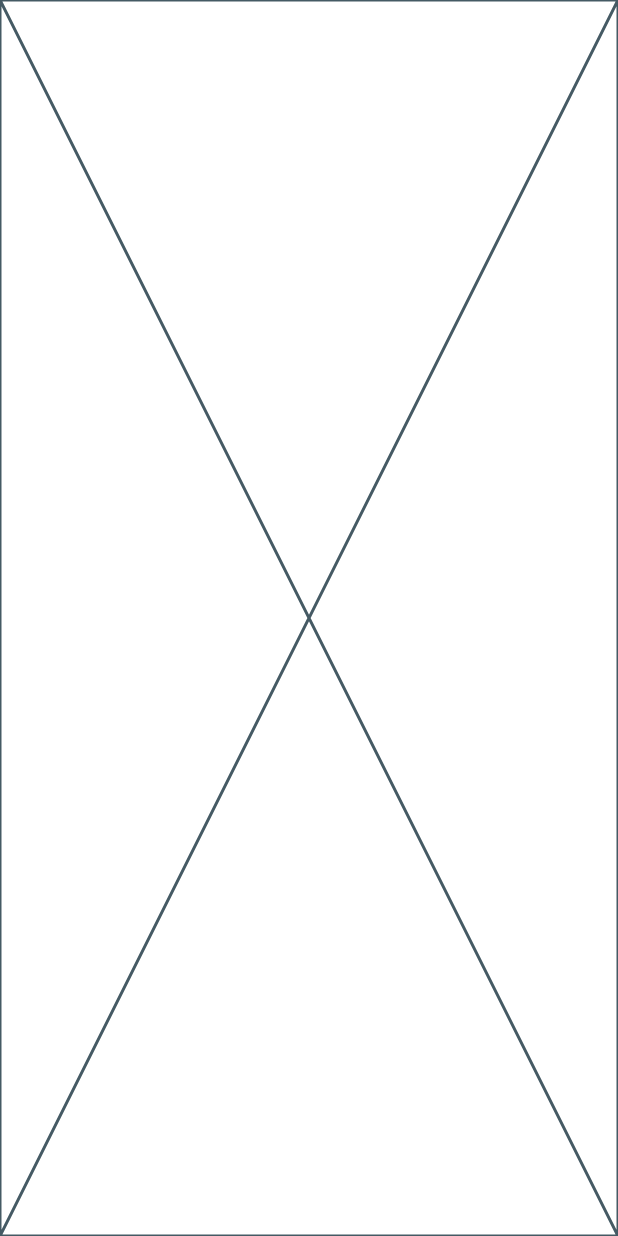
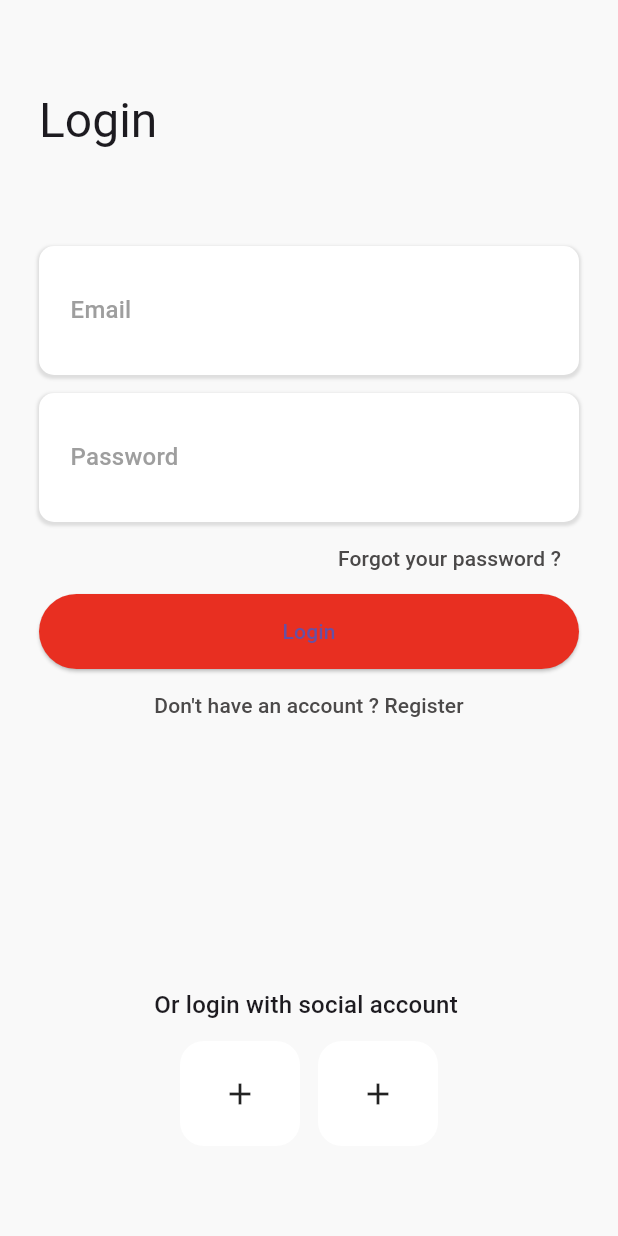
Before and after one commit to Ahmed-Hemdan/new_e_commerce_app_with_clean_arch, a Flutter app: the screen it shows after launch, on a phone screen of 412 x 824 dp. Run offline on Flutter 3.47's test engine with Material 3 defaults, Android fonts, the phone set to English and light mode, and no system bars.

Commit message:
login and register ui

```diff
--- a/lib/main.dart
+++ b/lib/main.dart
@@ -1,5 +1,6 @@
 import 'package:flutter/material.dart';
-import 'package:new_e_commerce_app/view/pages/splashScreen.dart';
+import 'package:new_e_commerce_app/utilities/router.dart';
+import 'package:new_e_commerce_app/utilities/routes.dart';
 
 void main() {
   runApp(const MyApp());
@@ -11,9 +12,38 @@ class MyApp extends StatelessWidget {
   // This widget is the root of your application.
   @override
   Widget build(BuildContext context) {
-    return const MaterialApp(
+    return MaterialApp(
       title: 'Flutter Demo',
-      home:  SplashScreen(),
+      theme: ThemeData(
+        scaffoldBackgroundColor: const Color(0xfff9f9f9),
+        primaryColor: const Color.fromARGB(255, 232, 47, 33),
+        inputDecorationTheme: InputDecorationTheme(
+          fillColor: Colors.white,
+          filled: true,
+          border: const OutlineInputBorder(),
+          labelStyle: Theme.of(context).textTheme.titleMedium,
+          focusedBorder: OutlineInputBorder(
+            borderRadius: BorderRadius.circular(5),
+            borderSide: const BorderSide(
+              color: Colors.white,
+            ),
+          ),
+          enabledBorder: OutlineInputBorder(
+            borderRadius: BorderRadius.circular(5),
+            borderSide: const BorderSide(
+              color: Colors.white,
+            ),
+          ),
+          disabledBorder: OutlineInputBorder(
+            borderRadius: BorderRadius.circular(5),
+            borderSide: const BorderSide(
+              color: Colors.white,
+            ),
+          ),
+        ),
+      ),
+      onGenerateRoute: onGenerate,
+      initialRoute: AppRoutes.loginPage,
     );
   }
 }
--- /dev/null
+++ b/lib/utilities/router.dart
@@ -0,0 +1,22 @@
+import 'package:flutter/material.dart';
+import 'package:new_e_commerce_app/utilities/routes.dart';
+import 'package:new_e_commerce_app/view/pages/Landing_page.dart';
+import 'package:new_e_commerce_app/view/pages/Login_page.dart';
+import 'package:new_e_commerce_app/view/pages/Register_page.dart';
+
+Route<dynamic> onGenerate(RouteSettings settings) {
+  switch (settings.name) {
+    case AppRoutes.loginPage:
+      return MaterialPageRoute(
+        builder: (context) => const LoginScreen(),
+      );
+      case AppRoutes.registerPage: return MaterialPageRoute(
+        builder: (context) => const RegisterScreen(),
+      );
+    case AppRoutes.landingPage:
+    default:
+      return MaterialPageRoute(
+        builder: (context) => const LandingPage(),
+      );
+  }
+}
--- /dev/null
+++ b/lib/utilities/routes.dart
@@ -0,0 +1,5 @@
+class AppRoutes {
+  static const landingPage = '/';
+  static const loginPage   = '/login';
+  static const registerPage = '/register';
+}
--- /dev/null
+++ b/lib/view/pages/Login_page.dart
@@ -0,0 +1,117 @@
+import 'package:flutter/material.dart';
+import 'package:new_e_commerce_app/utilities/routes.dart';
+import 'package:new_e_commerce_app/view/widgets/main_button.dart';
+import 'package:new_e_commerce_app/view/widgets/main_text_form_field.dart';
+
+class LoginScreen extends StatefulWidget {
+  const LoginScreen({super.key});
+
+  @override
+  State<LoginScreen> createState() => _LoginScreenState();
+}
+
+class _LoginScreenState extends State<LoginScreen> {
+  final _emailController = TextEditingController();
+  final _passwordController = TextEditingController();
+  final _formKey = GlobalKey<FormState>();
+  @override
+  Widget build(BuildContext context) {
+    return Scaffold(
+      body: SafeArea(
+        child: Padding(
+          padding: const EdgeInsets.symmetric(vertical: 60.0, horizontal: 26.0),
+          child: Form(
+            key: _formKey,
+            child: Column(
+              crossAxisAlignment: CrossAxisAlignment.start,
+              children: [
+                Text(
+                  "Login",
+                  style: Theme.of(context).textTheme.headlineLarge,
+                ),
+                const SizedBox(
+                  height: 64,
+                ),
+                MainTextFormField(
+                  controller: _emailController,
+                  text: "Email",
+                ),
+                const SizedBox(
+                  height: 12,
+                ),
+                MainTextFormField(
+                  controller: _passwordController,
+                  text: "Password",
+                ),
+                Align(
+                  alignment: Alignment.topRight,
+                  child: TextButton(
+                    onPressed: () {},
+                    child: const Text(
+                      "Forgot your password ?",
+                      style: TextStyle(
+                        color: Color.fromARGB(255, 75, 73, 73),
+                      ),
+                    ),
+                  ),
+                ),
+                MainButton(text: "Login", onPressed: () {}),
+                Align(
+                  alignment: Alignment.center,
+                  child: TextButton(
+                    onPressed: () {
+                      Navigator.of(context).pushNamed(AppRoutes.registerPage);
+                    },
+                    child: const Text(
+                      "Don't have an account ? Register",
+                      style: TextStyle(
+                        color: Color.fromARGB(255, 75, 73, 73),
+                      ),
+                    ),
+                  ),
+                ),
+                const Spacer(),
+                Align(
+                  alignment: Alignment.center,
+                  child: Text(
+                    "Or login with social account ",
+                    style: Theme.of(context).textTheme.titleMedium,
+                  ),
+                ),
+                const SizedBox(
+                  height: 12,
+                ),
+                Row(
+                  mainAxisAlignment: MainAxisAlignment.center,
+                  children: [
+                    Container(
+                      height: 70,
+                      width: 80,
+                      decoration: BoxDecoration(
+                        color: Colors.white,
+                        borderRadius: BorderRadius.circular(16),
+                      ),
+                      child: const Icon(Icons.add),
+                    ),
+                    const SizedBox(
+                      width: 12,
+                    ),
+                    Container(
+                      height: 70,
+                      width: 80,
+                      decoration: BoxDecoration(
+                        color: Colors.white,
+                        borderRadius: BorderRadius.circular(16),
+                      ),
+                      child: const Icon(Icons.add),
+                    ),
+                  ],
+                ),
+              ],
+            ),
+          ),
+        ),
+      ),
+    );
+  }
+}
--- a/lib/view/pages/splashScreen.dart
+++ /dev/null
@@ -1,10 +0,0 @@
-import 'package:flutter/material.dart';
-
-class SplashScreen extends StatelessWidget {
-  const SplashScreen({super.key});
-
-  @override
-  Widget build(BuildContext context) {
-    return const Placeholder();
-  }
-}
--- /dev/null
+++ b/lib/view/widgets/main_button.dart
@@ -0,0 +1,25 @@
+import 'package:flutter/material.dart';
+
+class MainButton extends StatelessWidget {
+  final String text;
+  final void Function()? onPressed;
+  const MainButton({super.key, required this.text, required this.onPressed});
+
+  @override
+  Widget build(BuildContext context) {
+    return SizedBox(
+      width: double.infinity,
+      height: 50,
+      child: ElevatedButton(
+        onPressed: onPressed,
+        style: ElevatedButton.styleFrom(
+          backgroundColor: Theme.of(context).primaryColor,
+          shape: RoundedRectangleBorder(
+            borderRadius: BorderRadius.circular(30),
+          )
+        ),
+        child: Text(text),
+      ),
+    );
+  }
+}
--- /dev/null
+++ b/lib/view/widgets/main_text_form_field.dart
@@ -0,0 +1,41 @@
+import 'package:flutter/material.dart';
+
+class MainTextFormField extends StatelessWidget {
+  final TextEditingController controller ;
+  final String text;
+  const MainTextFormField({super.key , required this.controller , required this.text});
+
+  @override
+  Widget build(BuildContext context) {
+    return Container(
+                  decoration: BoxDecoration(
+                    boxShadow: [
+                      BoxShadow(
+                        color: Colors.grey.withOpacity(0.3),
+                        spreadRadius: 1,
+                        blurRadius: 1,
+                        offset: const Offset(0, 1.2),
+                      ),
+                    ],
+                    color: Colors.white,
+                    borderRadius: BorderRadius.circular(10),
+                  ),
+                  child: Padding(
+                    padding:
+                        const EdgeInsets.symmetric(vertical: 15, horizontal: 5),
+                    child: TextFormField(
+                      controller: controller,
+                      validator: (value) =>
+                          value!.isEmpty ? "Please enter your $text" : null,
+                      decoration:  InputDecoration(
+                        label: Text(
+                          text,
+                          style: const TextStyle(color: Colors.grey),
+                        ),
+                        hintText: "Enter you $text",
+                      ),
+                    ),
+                  ),
+                );
+  }
+}
```
Also changed, not shown: lib/view/pages/Landing_page.dart (added, +10 -0 lines), lib/view/pages/Register_page.dart (added, +113 -0 lines), pubspec.yaml (+4 -64 lines).
